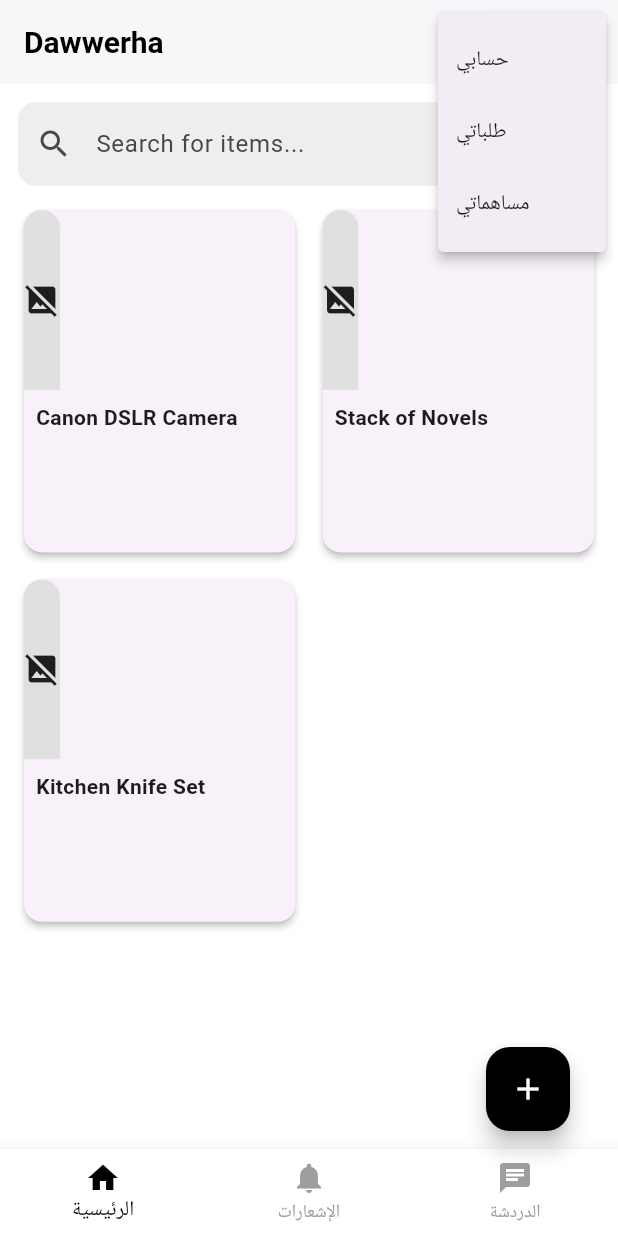
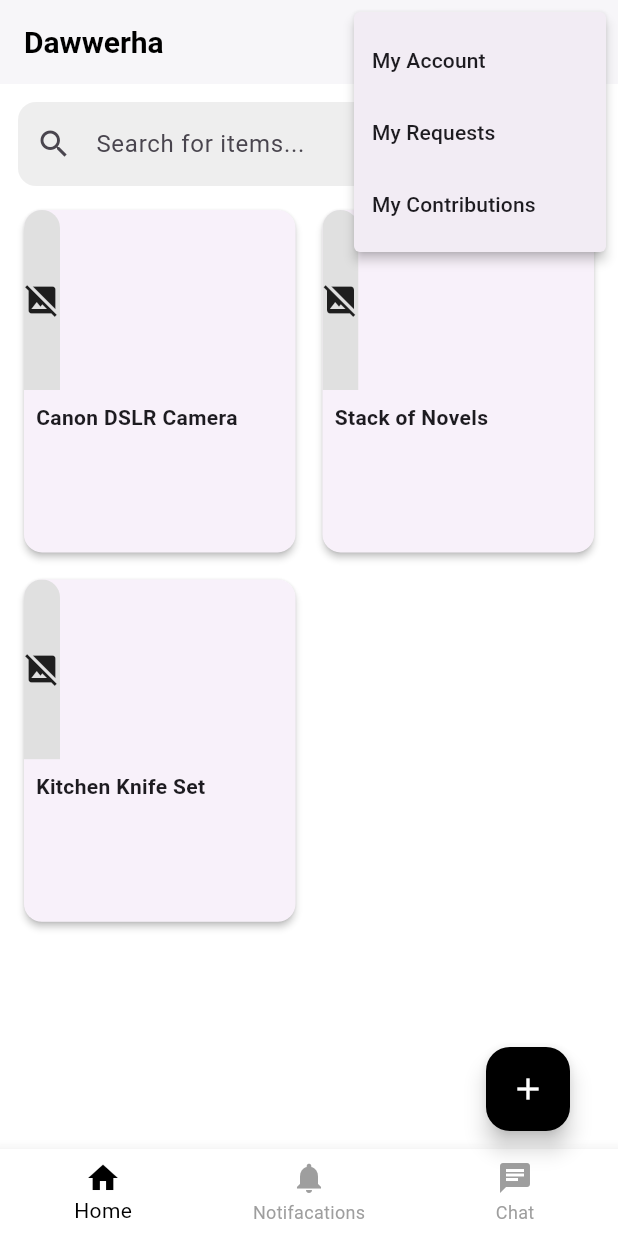
Before and after one commit to rilli-00/Dawwerha, a Flutter app: the HomeScreen screen opened directly, after a tap on the "person" icon, on a phone screen of 412 x 824 dp. Run offline on Flutter 3.47's test engine with Material 3 defaults, Android fonts, the light colour scheme and no system bars; network calls fail.

Commit message:
reem adds logo

```diff
--- /dev/null
+++ b/devtools_options.yaml
@@ -0,0 +1,3 @@
+description: This file stores settings for Dart & Flutter DevTools.
+documentation: https://docs.flutter.dev/tools/devtools/extensions#configure-extension-enablement-states
+extensions:
--- a/lib/screen/homeScreen.dart
+++ b/lib/screen/homeScreen.dart
@@ -52,7 +52,9 @@ class _HomeScreenState extends State<HomeScreen> {
               // Handle menu actions
             },
             itemBuilder: (BuildContext context) {
-              return ['حسابي', 'طلباتي', 'مساهماتي'].map((String choice) {
+              return ['My Account', 'My Requests', 'My Contributions'].map((
+                String choice,
+              ) {
                 return PopupMenuItem<String>(
                   value: choice,
                   child: Text(choice),
@@ -145,12 +147,12 @@ class _HomeScreenState extends State<HomeScreen> {
         currentIndex: _selectedIndex,
         onTap: _onItemTapped,
         items: const [
-          BottomNavigationBarItem(icon: Icon(Icons.home), label: 'الرئيسية'),
+          BottomNavigationBarItem(icon: Icon(Icons.home), label: 'Home'),
           BottomNavigationBarItem(
             icon: Icon(Icons.notifications),
-            label: 'الإشعارات',
+            label: 'Notifacations',
           ),
-          BottomNavigationBarItem(icon: Icon(Icons.chat), label: 'الدردشة'),
+          BottomNavigationBarItem(icon: Icon(Icons.chat), label: 'Chat'),
         ],
       ),
     );
--- a/lib/screen/welcomeScreen.dart
+++ b/lib/screen/welcomeScreen.dart
@@ -12,7 +12,10 @@ class WelcomeScreen extends StatelessWidget {
         child: Column(
           mainAxisAlignment: MainAxisAlignment.center,
           children: [
-            const SizedBox(height: 100),
+            // صورة اللوقو
+            Image.asset('assets/logo.png', width: 300, height: 300),
+            const SizedBox(height: 5),
+
             const Text(
               'Dawwerha',
               style: TextStyle(fontSize: 28, fontWeight: FontWeight.bold),
@@ -23,6 +26,7 @@ class WelcomeScreen extends StatelessWidget {
               style: TextStyle(fontSize: 16, color: Colors.black54),
             ),
             const SizedBox(height: 40),
+
             ElevatedButton(
               style: ElevatedButton.styleFrom(
                 backgroundColor: Colors.black,
```
Also changed, not shown: pubspec.yaml (+4 -9 lines), assets/logo.png (added), pubspec.lock, 3 other files.
